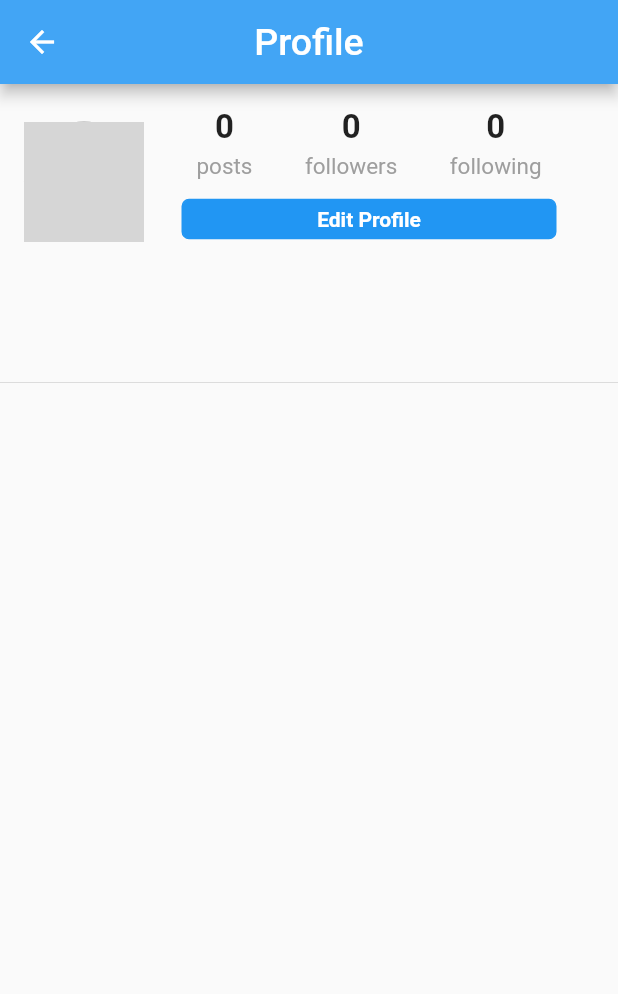
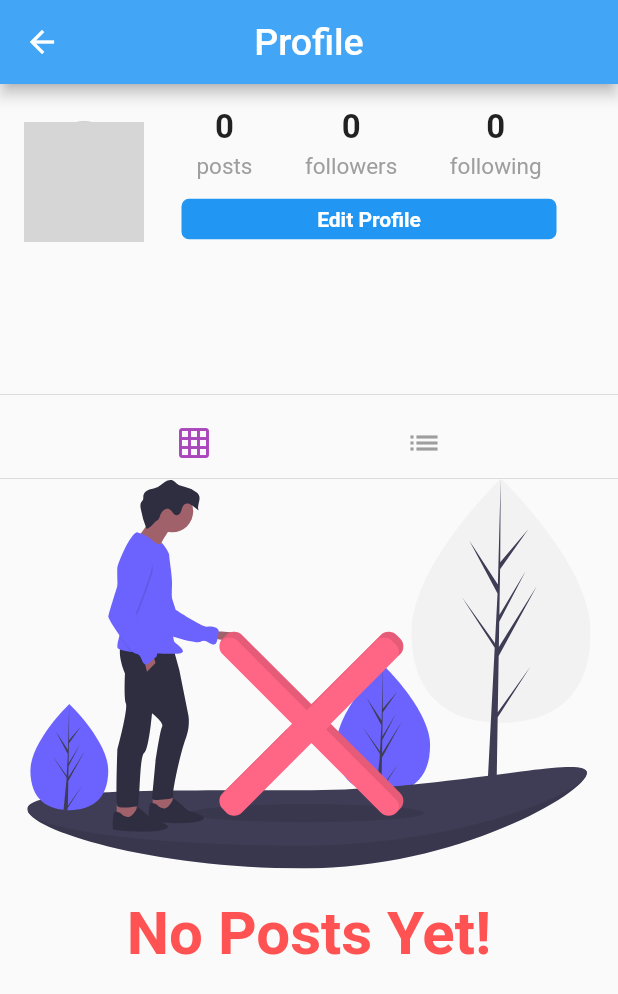
Before and after one commit to runcycle/Project47, a Flutter app: the Profile screen opened directly, on a phone screen of 412 x 824 dp. Shown: the top 994 px of the screen. Run offline on Flutter 3.47's test engine with Material 2 defaults, Android fonts, the phone set to English and light mode, and no system bars; our stand-ins replace cached_network_image, cloud_firestore, firebase_storage, flutter_svg, geolocator, google_sign_in and 1 more; accounts and stored records are empty; network calls fail; grey boxes are pictures that could not be loaded.

Commit message:
Grid and list view for profile page is working

```diff
--- a/lib/pages/profile.dart
+++ b/lib/pages/profile.dart
@@ -2,11 +2,13 @@ import 'package:WatchA/models/user.dart';
 import 'package:WatchA/pages/edit_profile.dart';
 import 'package:WatchA/pages/home.dart';
 import 'package:WatchA/widgets/post.dart';
+import 'package:WatchA/widgets/post_tile.dart';
 import 'package:WatchA/widgets/progress.dart';
 import 'package:cached_network_image/cached_network_image.dart';
 import 'package:cloud_firestore/cloud_firestore.dart';
 import 'package:flutter/material.dart';
 import 'package:WatchA/widgets/header.dart';
+import 'package:flutter_svg/svg.dart';
 
 class Profile extends StatefulWidget {
   final String profileId;
@@ -19,6 +21,7 @@ class Profile extends StatefulWidget {
 
 class _ProfileState extends State<Profile> {
   final String currentUserId = currentUser?.id;
+  String postOrientation = "grid";
   bool isLoading = false;
   int postCount = 0;
   List<Post> posts = [];
@@ -194,8 +197,70 @@ class _ProfileState extends State<Profile> {
   buildProfilePosts() {
     if (isLoading) {
       return circularProgress();
+    } else if (posts.isEmpty) {
+      return Container(
+        child: Column(
+          mainAxisAlignment: MainAxisAlignment.center,
+          children: <Widget>[
+            SvgPicture.asset("assets/images/no_content.svg", height: 260.0),
+            Padding(
+              padding: EdgeInsets.only(top: 20.0),
+              child: Text(
+                  "No Posts Yet!",
+                  style: TextStyle(
+                    color: Colors.redAccent,
+                    fontSize: 40.0,
+                    fontWeight: FontWeight.bold,
+                ),
+              ),
+            ),
+          ],
+        ),
+      );
+    } else if (postOrientation == "grid") {
+      List<GridTile> gridTiles = [];
+    posts.forEach((post) {
+      gridTiles.add(GridTile(child: PostTile(post)));
+    });
+    return GridView.count(
+      crossAxisCount: 3,
+      childAspectRatio: 1.0,
+      mainAxisSpacing: 1.5,
+      crossAxisSpacing: 1.5,
+      shrinkWrap: true,
+      physics: NeverScrollableScrollPhysics(),
+      children: gridTiles,
+    );
+    } else if (postOrientation == "list") {
+        return Column(
+        children: posts,
+
+      );
     }
-    return Column(children: posts);
+  }
+
+  setPostOrientation(String postOrientation) {
+    setState(() {
+      this.postOrientation = postOrientation;
+    });
+  }
+
+  buildTogglePostOrientation() {
+    return Row(
+      mainAxisAlignment: MainAxisAlignment.spaceEvenly,
+      children: <Widget>[
+        IconButton(
+            onPressed: () => setPostOrientation("grid"),
+            icon: Icon(Icons.grid_on),
+            color: postOrientation == "grid" ? Theme.of(context).primaryColor : Colors.grey,
+        ),
+        IconButton(
+          onPressed: () => setPostOrientation("list"),
+          icon: Icon(Icons.list),
+          color: postOrientation == "list" ? Theme.of(context).primaryColor : Colors.grey,
+        ),
+      ],
+    );
   }
 
   @override
@@ -205,6 +270,8 @@ class _ProfileState extends State<Profile> {
       body: ListView(
         children: <Widget>[
           buildProfileHeader(),
+          Divider(),
+          buildTogglePostOrientation(),
           Divider(
             height: 0.0,
           ),
--- a/lib/widgets/post_tile.dart
+++ b/lib/widgets/post_tile.dart
@@ -1,8 +1,17 @@
+import 'package:WatchA/widgets/custom_image.dart';
+import 'package:WatchA/widgets/post.dart';
 import 'package:flutter/material.dart';
 
 class PostTile extends StatelessWidget {
+  final Post post;
+
+  PostTile(this.post);
+
   @override
   Widget build(BuildContext context) {
-    return Text("Post Tile");
+    return GestureDetector(
+      onTap: () => print("The post was tapped"),
+      child: cachedNetworkImage(post.mediaUrl),
+    );
   }
 }
```
Also changed, not shown: 1 other file.
